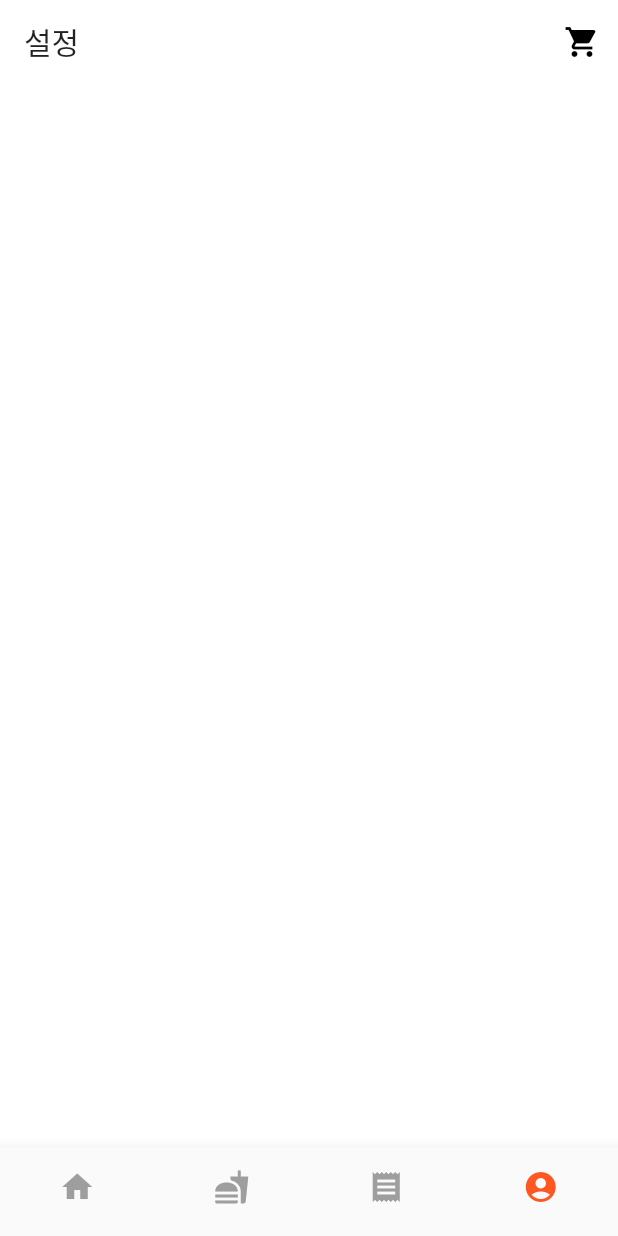
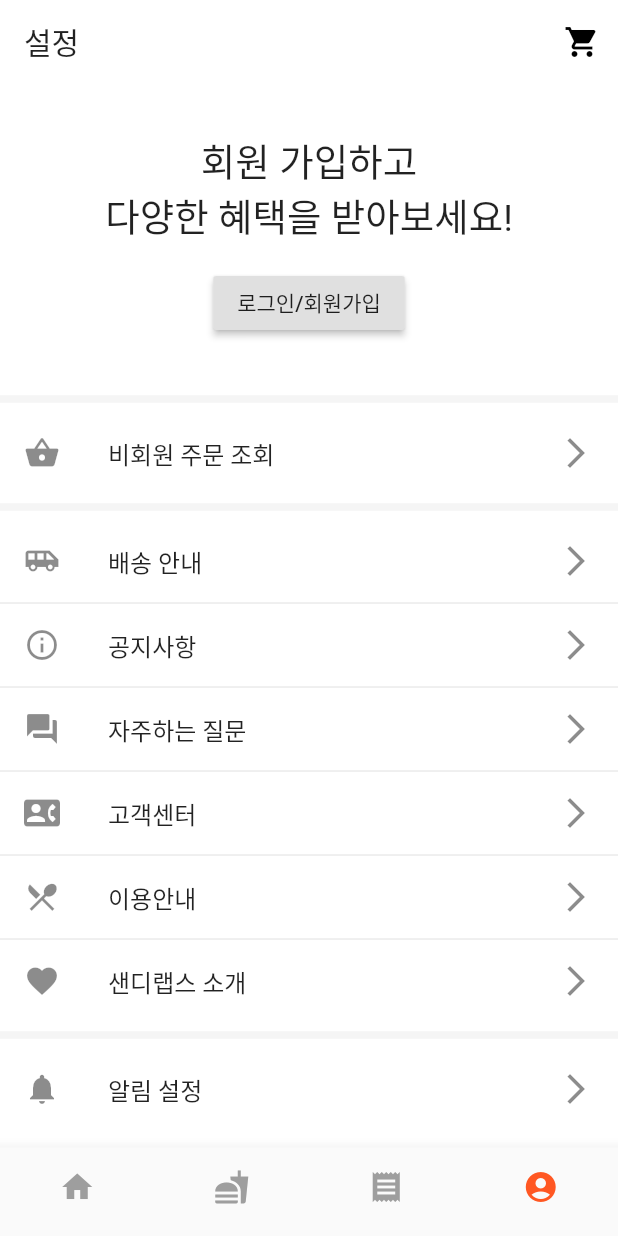
Before and after one commit to yangtopia/panino, a Flutter app: the screen it shows after launch, item 4 of the bottom bar chosen, on a phone screen of 412 x 824 dp. Run offline on Flutter 3.47's test engine with Material 2 defaults, Android fonts, the phone set to English and light mode, and no system bars; our stand-ins replace equatable, google_fonts; Roboto replaces fonts that are missing (Jua).

Commit message:
비로그인 마이페이지 레이아웃

```diff
--- a/lib/screens/my/my_screen.dart
+++ b/lib/screens/my/my_screen.dart
@@ -8,6 +8,96 @@ class MyScreen extends StatelessWidget {
       appBar: AppBarWithCart(
         '설정',
       ),
+      body: SingleChildScrollView(
+        child: Center(
+          child: Column(
+            children: [
+              Padding(
+                padding: const EdgeInsets.all(32.0),
+                child: Column(
+                  children: [
+                    Padding(
+                      padding: const EdgeInsets.only(bottom: 16.0),
+                      child: Column(
+                        children: [
+                          Text(
+                            '회원 가입하고',
+                            style: TextStyle(fontSize: 25.0),
+                          ),
+                          Text(
+                            '다양한 혜택을 받아보세요!',
+                            style: TextStyle(fontSize: 25.0),
+                          ),
+                        ],
+                      ),
+                    ),
+                    RaisedButton(
+                      onPressed: () {},
+                      child: Text('로그인/회원가입'),
+                    )
+                  ],
+                ),
+              ),
+              Divider(
+                color: Colors.grey[100],
+                thickness: 5,
+              ),
+              ListTile(
+                leading: Icon(Icons.shopping_basket),
+                title: Text('비회원 주문 조회'),
+                trailing: Icon(Icons.arrow_forward_ios),
+              ),
+              Divider(
+                color: Colors.grey[100],
+                thickness: 5,
+              ),
+              Column(
+                children: ListTile.divideTiles(context: context, tiles: [
+                  ListTile(
+                    leading: Icon(Icons.airport_shuttle),
+                    title: Text('배송 안내'),
+                    trailing: Icon(Icons.arrow_forward_ios),
+                  ),
+                  ListTile(
+                    leading: Icon(Icons.info_outline),
+                    title: Text('공지사항'),
+                    trailing: Icon(Icons.arrow_forward_ios),
+                  ),
+                  ListTile(
+                    leading: Icon(Icons.question_answer),
+                    title: Text('자주하는 질문'),
+                    trailing: Icon(Icons.arrow_forward_ios),
+                  ),
+                  ListTile(
+                    leading: Icon(Icons.contact_phone),
+                    title: Text('고객센터'),
+                    trailing: Icon(Icons.arrow_forward_ios),
+                  ),
+                  ListTile(
+                    leading: Icon(Icons.restaurant_menu),
+                    title: Text('이용안내'),
+                    trailing: Icon(Icons.arrow_forward_ios),
+                  ),
+                  ListTile(
+                    leading: Icon(Icons.favorite),
+                    title: Text('샌디랩스 소개'),
+                    trailing: Icon(Icons.arrow_forward_ios),
+                  ),
+                ]).toList(),
+              ),
+              Divider(
+                color: Colors.grey[100],
+                thickness: 5,
+              ),
+              ListTile(
+                leading: Icon(Icons.notifications),
+                title: Text('알림 설정'),
+                trailing: Icon(Icons.arrow_forward_ios),
+              ),
+            ],
+          ),
+        ),
+      ),
     );
   }
 }
```
